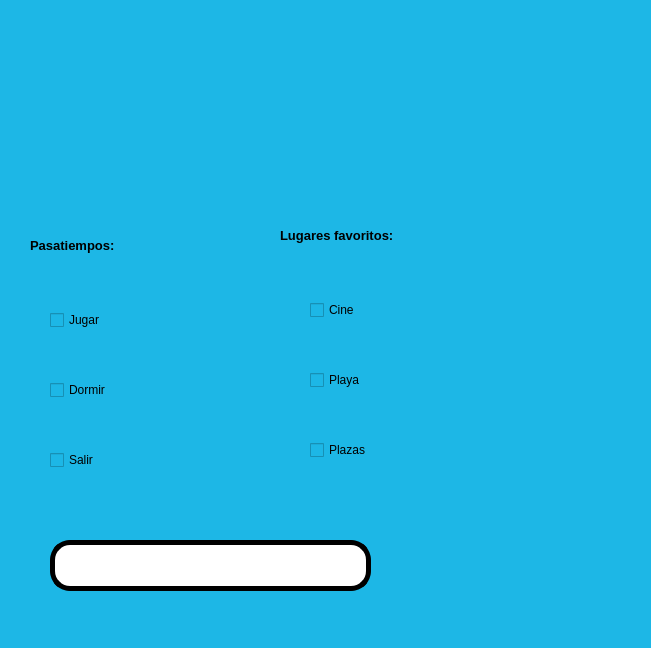
Old version of the form PIP_2025_Eq1/Unidad 2/P17_Checkbox.ui in the repository juliancruz98/PIP_2025_Eq1.
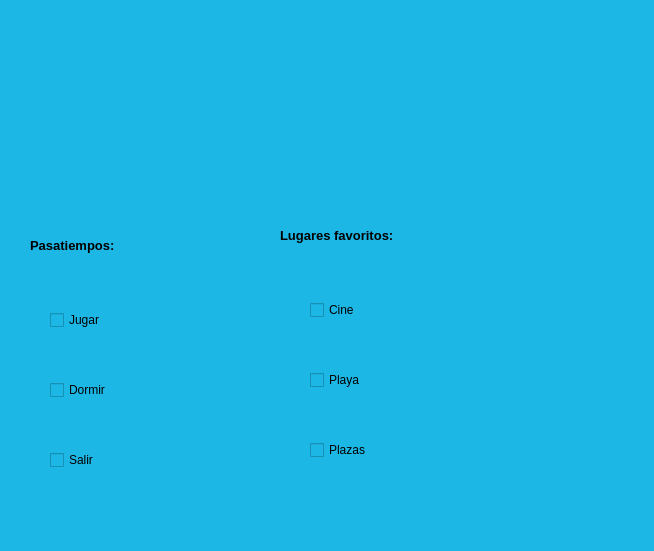
New version of the form. Icons and pictures are not drawn.

Diff of the .ui file:
```diff
--- a/PIP_2025_Eq1/Unidad 2/P17_Checkbox.ui
+++ b/PIP_2025_Eq1/Unidad 2/P17_Checkbox.ui
@@ -6,8 +6,8 @@
    <rect>
     <x>0</x>
     <y>0</y>
-    <width>651</width>
-    <height>648</height>
+    <width>654</width>
+    <height>551</height>
    </rect>
   </property>
   <property name="windowTitle">
@@ -60,34 +60,6 @@
      <string>Pasatiempos:</string>
     </property>
    </widget>
-   <widget class="QLineEdit" name="txt_temporizador">
-    <property name="geometry">
-     <rect>
-      <x>50</x>
-      <y>540</y>
-      <width>321</width>
-      <height>51</height>
-     </rect>
-    </property>
-    <property name="font">
-     <font>
-      <weight>75</weight>
-      <bold>true</bold>
-     </font>
-    </property>
-    <property name="styleSheet">
-     <string notr="true">background-color: rgb(255, 255, 255);
-border-radius:20px;
-border:  5px solid black;
-</string>
-    </property>
-    <property name="text">
-     <string/>
-    </property>
-    <property name="alignment">
-     <set>Qt::AlignCenter</set>
-    </property>
-   </widget>
    <widget class="QLabel" name="imagen_2">
     <property name="geometry">
      <rect>
```
Left out of the diff: 2 changed lines with no effect on the pictures.
